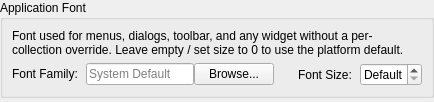
The window that src/ui/dialogs/settings/fontspanel.ui (EtherAura/Kartend) describes before a commit, drawn with Qt 5.
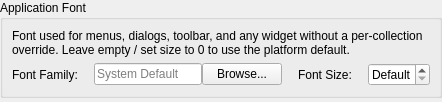
The same window after the commit.

Commit message: feat(settings): pack section fields into even multi-column grids

Patch:
```diff
--- a/src/ui/dialogs/settings/fontspanel.ui
+++ b/src/ui/dialogs/settings/fontspanel.ui
@@ -20,23 +20,10 @@
        </widget>
       </item>
       <item>
-       <!-- Two-column section: two equal-width column wrappers side by side. -->
-       <layout class="QHBoxLayout" name="globalUiFontRowLayout">
-        <property name="spacing"><number>24</number></property>
-        <item>
-         <widget class="QWidget" name="globalUiFontColLeft" native="true">
-          <property name="sizePolicy">
-           <sizepolicy hsizetype="Expanding" vsizetype="Preferred"><horstretch>0</horstretch><verstretch>0</verstretch></sizepolicy>
-          </property>
-          <layout class="QFormLayout" name="globalUiFontFormLeft">
-           <property name="formAlignment"><set>Qt::AlignmentFlag::AlignLeft|Qt::AlignmentFlag::AlignTop</set></property>
-           <property name="horizontalSpacing"><number>8</number></property>
+       <!-- Two label/field pairs share one row (two-column section). -->
+       <layout class="QGridLayout" name="globalUiFontFormLayout">
+        <property name="horizontalSpacing"><number>16</number></property>
            <property name="verticalSpacing"><number>6</number></property>
-           <property name="leftMargin"><number>0</number></property>
-           <property name="topMargin"><number>0</number></property>
-           <property name="rightMargin"><number>0</number></property>
-           <property name="bottomMargin"><number>0</number></property>
-           <property name="fieldGrowthPolicy"><enum>QFormLayout::FieldGrowthPolicy::FieldsStayAtSizeHint</enum></property>
            <item row="0" column="0">
             <widget class="QLabel" name="globalUiFontFamilyLabel">
              <property name="text"><string>Font Family:</string></property>
@@ -58,29 +45,12 @@
              </item>
             </layout>
            </item>
-          </layout>
-         </widget>
-        </item>
-        <item>
-         <widget class="QWidget" name="globalUiFontColRight" native="true">
-          <property name="sizePolicy">
-           <sizepolicy hsizetype="Expanding" vsizetype="Preferred"><horstretch>0</horstretch><verstretch>0</verstretch></sizepolicy>
-          </property>
-          <layout class="QFormLayout" name="globalUiFontFormRight">
-           <property name="formAlignment"><set>Qt::AlignmentFlag::AlignLeft|Qt::AlignmentFlag::AlignTop</set></property>
-           <property name="horizontalSpacing"><number>8</number></property>
-           <property name="verticalSpacing"><number>6</number></property>
-           <property name="leftMargin"><number>0</number></property>
-           <property name="topMargin"><number>0</number></property>
-           <property name="rightMargin"><number>0</number></property>
-           <property name="bottomMargin"><number>0</number></property>
-           <property name="fieldGrowthPolicy"><enum>QFormLayout::FieldGrowthPolicy::FieldsStayAtSizeHint</enum></property>
-           <item row="0" column="0">
+        <item row="0" column="2">
             <widget class="QLabel" name="globalUiFontSizeLabel">
              <property name="text"><string>Font Size:</string></property>
             </widget>
            </item>
-           <item row="0" column="1">
+        <item row="0" column="3">
             <widget class="QSpinBox" name="globalUiFontSizeSpinBox">
              <property name="maximumWidth"><number>100</number></property>
              <property name="toolTip"><string>Point size for the application font. 0 = platform default.</string></property>
@@ -89,9 +59,6 @@
              <property name="value"><number>0</number></property>
              <property name="suffix"><string> pt</string></property>
              <property name="specialValueText"><string>Default</string></property>
-            </widget>
-           </item>
-          </layout>
          </widget>
         </item>
        </layout>
```
Lines whose indentation alone changed are shown as unchanged. The commit also changes 19 other files.
